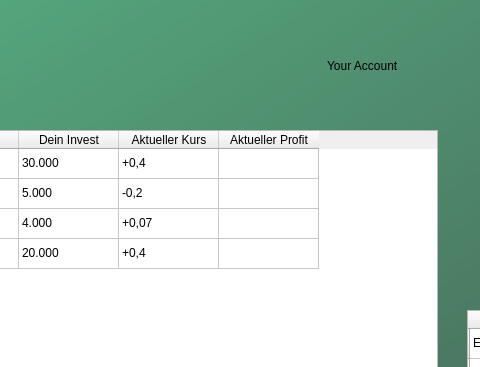
SushantKumarPandey/Crypto-Tradeing-App-with-fake-currency, file client/account.ui: the form before one commit; both pictures show x 123 to 603 and y 0 to 367 of the 1200 by 800 pixel window.
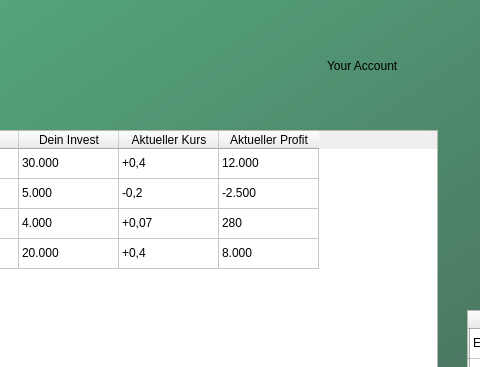
The form after the commit.

Commit message: feat: Account und Account search

Diff of the .ui file:
```diff
--- a/client/account.ui
+++ b/client/account.ui
@@ -86,7 +86,7 @@
     </item>
     <item row="0" column="3">
      <property name="text">
-      <string/>
+      <string>12.000</string>
      </property>
     </item>
     <item row="1" column="0">
@@ -106,7 +106,7 @@
     </item>
     <item row="1" column="3">
      <property name="text">
-      <string/>
+      <string>-2.500</string>
      </property>
     </item>
     <item row="2" column="0">
@@ -124,6 +124,11 @@
       <string>+0,07</string>
      </property>
     </item>
+    <item row="2" column="3">
+     <property name="text">
+      <string>280</string>
+     </property>
+    </item>
     <item row="3" column="0">
      <property name="text">
       <string>d</string>
@@ -139,6 +144,11 @@
       <string>+0,4</string>
      </property>
     </item>
+    <item row="3" column="3">
+     <property name="text">
+      <string>8.000</string>
+     </property>
+    </item>
    </widget>
    <widget class="QLabel" name="label_2">
     <property name="geometry">
```
Left out of the diff: 2 changed lines with no effect on the pictures. The commit also changes 1 other file.
